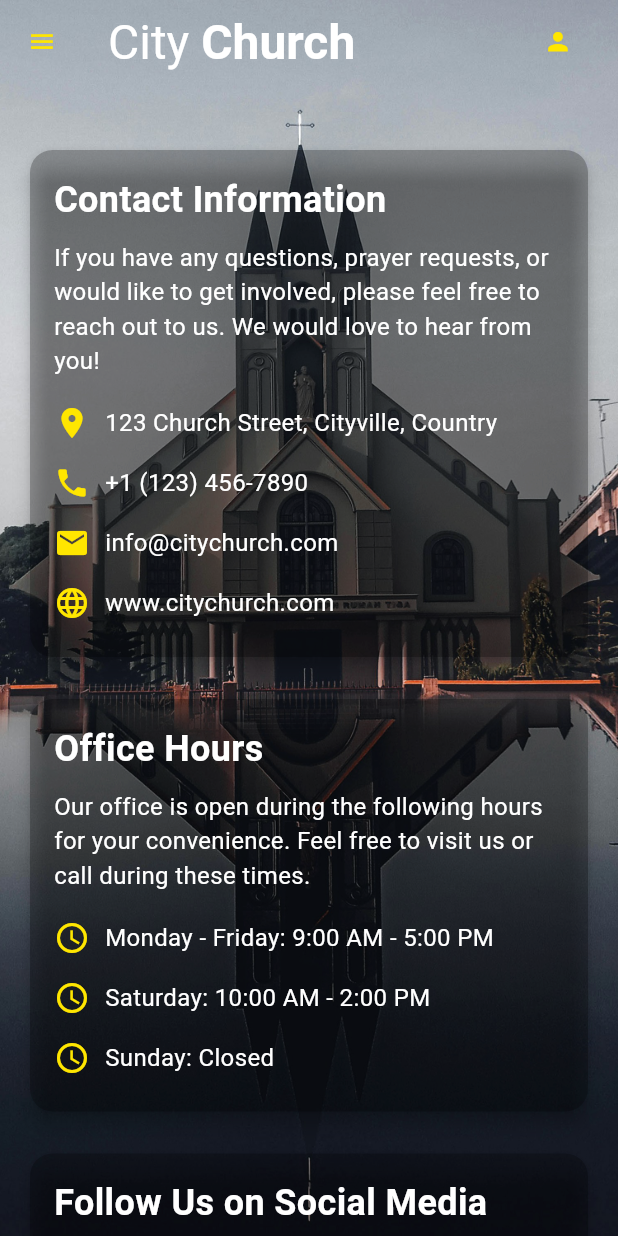
After one commit to AbrahamKiplagat/church-sermons, a Flutter app: the ContactChurchScreen screen opened by its route, on a phone screen of 412 x 824 dp. The commit adds this screen. Run offline on Flutter 3.47's test engine with Material 3 defaults, Android fonts, the phone set to English and light mode, and no system bars; Roboto replaces fonts that are missing (FjallaOne); project files that could hold a hidden picture were left out.

Commit message:
contact_church

```diff
--- a/lib/main.dart
+++ b/lib/main.dart
@@ -1,3 +1,4 @@
+import 'package:app/views/screens/contactchurch/contact_church.dart';
 import 'package:app/views/screens/prayers/prayers_screen.dart';
 import 'package:flutter/material.dart';
 import 'package:app/views/screens/dashboard/home_page.dart';
@@ -37,6 +38,7 @@ class MyApp extends StatelessWidget {
         BooksPage.routeName: (context) => BooksPage(),
         GalleryPage.routeName: (context) => GalleryPage(),
         AboutChurchScreen.routeName: (context) =>AboutChurchScreen(),
+        ContactChurchScreen.routeName: (context) => ContactChurchScreen()
 
       },
     );
--- /dev/null
+++ b/lib/views/screens/contactchurch/contact_church.dart
@@ -0,0 +1,271 @@
+import 'package:flutter/material.dart';
+import 'package:app/views/screens/sidebar/animated_sidebar.dart'; // Import AnimatedSidebar// Import DrawerNavigation
+
+class ContactChurchScreen extends StatelessWidget {
+  static const routeName = '/contact-church';
+
+  @override
+  Widget build(BuildContext context) {
+    return Scaffold(
+      extendBodyBehindAppBar: true, // Extend the body behind the AppBar
+      drawer: DrawerNavigation(), // Use the DrawerNavigation widget
+      appBar: AppBar(
+        leading: Builder(
+          builder: (context) => IconButton(
+            icon: Icon(
+              Icons.menu, // Menu icon
+              color: Color.fromARGB(255, 255, 230, 0),
+              size: _getResponsiveIconSize(context, 24),
+            ),
+            onPressed: () {
+              Scaffold.of(context).openDrawer(); // Open the drawer
+            },
+          ),
+        ),
+        title: Row(
+          children: [
+            RichText(
+              text: TextSpan(
+                children: [
+                  TextSpan(
+                    text: 'City ',
+                    style: TextStyle(
+                      fontFamily: 'FjallaOne',
+                      fontWeight: FontWeight.normal,
+                      fontSize: _getResponsiveFontSize(context, 40),
+                      color: Colors.white,
+                    ),
+                  ),
+                  TextSpan(
+                    text: 'Church',
+                    style: TextStyle(
+                      fontFamily: 'FjallaOne',
+                      fontWeight: FontWeight.bold,
+                      fontSize: _getResponsiveFontSize(context, 40),
+                      color: Colors.white,
+                    ),
+                  ),
+                ],
+              ),
+            ),
+            Spacer(),
+            IconButton(
+              icon: Icon(
+                Icons.person,
+                color: Color.fromARGB(255, 255, 230, 0),
+                size: _getResponsiveIconSize(context, 24),
+              ),
+              onPressed: () {
+                // User profile action
+              },
+            ),
+          ],
+        ),
+        iconTheme: IconThemeData(
+          color: Color.fromARGB(255, 255, 230, 0),
+          size: _getResponsiveIconSize(context, 24),
+        ),
+        backgroundColor: Colors.transparent,
+        elevation: 0,
+      ),
+      body: Container(
+        decoration: BoxDecoration(
+          image: DecorationImage(
+            image: AssetImage('assets/images/h.png'), // Background image
+            fit: BoxFit.cover,
+          ),
+        ),
+        child: SingleChildScrollView(
+          padding: EdgeInsets.all(16.0),
+          child: Column(
+            crossAxisAlignment: CrossAxisAlignment.start,
+            children: [
+              SizedBox(height: _getResponsivePadding(context, 100)), // Adjust for AppBar
+
+              // Contact Information Card
+              _buildCard(
+                context,
+                title: 'Contact Information',
+                description:
+                    'If you have any questions, prayer requests, or would like to get involved, please feel free to reach out to us. We would love to hear from you!',
+                children: [
+                  _buildContactItem(
+                    icon: Icons.location_on,
+                    text: '123 Church Street, Cityville, Country',
+                  ),
+                  _buildContactItem(
+                    icon: Icons.phone,
+                    text: '+1 (123) 456-7890',
+                  ),
+                  _buildContactItem(
+                    icon: Icons.email,
+                    text: 'info@citychurch.com',
+                  ),
+                  _buildContactItem(
+                    icon: Icons.language,
+                    text: 'www.citychurch.com',
+                  ),
+                ],
+              ),
+
+              SizedBox(height: 20), // Spacing
+
+              // Office Hours Card
+              _buildCard(
+                context,
+                title: 'Office Hours',
+                description:
+                    'Our office is open during the following hours for your convenience. Feel free to visit us or call during these times.',
+                children: [
+                  _buildContactItem(
+                    icon: Icons.access_time,
+                    text: 'Monday - Friday: 9:00 AM - 5:00 PM',
+                  ),
+                  _buildContactItem(
+                    icon: Icons.access_time,
+                    text: 'Saturday: 10:00 AM - 2:00 PM',
+                  ),
+                  _buildContactItem(
+                    icon: Icons.access_time,
+                    text: 'Sunday: Closed',
+                  ),
+                ],
+              ),
+
+              SizedBox(height: 20), // Spacing
+
+              // Social Media Card
+              _buildCard(
+                context,
+                title: 'Follow Us on Social Media',
+                description:
+                    'Stay connected with us on social media for the latest updates, events, and inspirational messages.',
+                children: [
+                  _buildContactItem(
+                    icon: Icons.facebook,
+                    text: 'Facebook: @CityChurch',
+                  ),
+                  _buildContactItem(
+                    icon: Icons.camera_alt,
+                    text: 'Instagram: @CityChurch',
+                  ),
+                  _buildContactItem(
+                    icon: Icons.play_circle_filled,
+                    text: 'YouTube: City Church Official',
+                  ),
+                  _buildContactItem(
+                    icon: Icons.chat,
+                    text: 'Twitter: @CityChurch',
+                  ),
+                ],
+              ),
+            ],
+          ),
+        ),
+      ),
+    );
+  }
+
+  // Helper method to build a card with title, description, and additional children
+  Widget _buildCard(BuildContext context, {required String title, required String description, List<Widget>? children}) {
+    return Card(
+      elevation: 5,
+      color: Color.fromARGB(64, 0, 0, 0),
+      shape: RoundedRectangleBorder(
+        borderRadius: BorderRadius.circular(15.0),
+      ),
+      child: Padding(
+        padding: EdgeInsets.all(16.0),
+        child: Column(
+          crossAxisAlignment: CrossAxisAlignment.start,
+          children: [
+            Text(
+              title,
+              style: TextStyle(
+                fontSize: 24,
+                fontWeight: FontWeight.bold,
+                color: Colors.white,
+              ),
+            ),
+            SizedBox(height: 10),
+            Text(
+              description,
+              style: TextStyle(
+                fontSize: 16,
+                color: Colors.white,
+              ),
+            ),
+            SizedBox(height: 10),
+            if (children != null) ...children,
+          ],
+        ),
+      ),
+    );
+  }
+
+  // Helper method to build a contact item with an icon and text
+  Widget _buildContactItem({required IconData icon, required String text}) {
+    return Padding(
+      padding: EdgeInsets.symmetric(vertical: 8.0),
+      child: Row(
+        children: [
+          Icon(
+            icon,
+            color: Color.fromARGB(255, 255, 230, 0),
+            size: 24,
+          ),
+          SizedBox(width: 10),
+          Text(
+            text,
+            style: TextStyle(
+              fontSize: 16,
+              color: Colors.white,
+            ),
+          ),
+        ],
+      ),
+    );
+  }
+
+  // Helper method to get responsive font size
+  double _getResponsiveFontSize(BuildContext context, double baseSize) {
+    double screenWidth = MediaQuery.of(context).size.width;
+    if (screenWidth > 1200) {
+      return baseSize * 1.5;
+    } else if (screenWidth > 800) {
+      return baseSize * 1.2;
+    } else if (screenWidth > 600) {
+      return baseSize;
+    } else {
+      return baseSize * 0.8;
+    }
+  }
+
+  // Helper method to get responsive icon size
+  double _getResponsiveIconSize(BuildContext context, double baseSize) {
+    double screenWidth = MediaQuery.of(context).size.width;
+    if (screenWidth > 1200) {
+      return baseSize * 1.5;
+    } else if (screenWidth > 800) {
+      return baseSize * 1.2;
+    } else if (screenWidth > 600) {
+      return baseSize;
+    } else {
+      return baseSize * 0.8;
+    }
+  }
+
+  // Helper method to get responsive padding
+  double _getResponsivePadding(BuildContext context, double basePadding) {
+    double screenWidth = MediaQuery.of(context).size.width;
+    if (screenWidth > 1200) {
+      return basePadding * 1.5;
+    } else if (screenWidth > 800) {
+      return basePadding * 1.2;
+    } else if (screenWidth > 600) {
+      return basePadding;
+    } else {
+      return basePadding * 0.8;
+    }
+  }
+}
--- a/lib/views/screens/dashboard/home_page.dart
+++ b/lib/views/screens/dashboard/home_page.dart
@@ -112,7 +112,7 @@ class HomePage extends StatelessWidget {
                     _buildCard(context, Icons.image, 'Gallery', 'Videos and books', '/gallery'),
                     _buildCard(context, Icons.search, 'Find Church', 'Find nearby churches', '/find-church'),
                     _buildCard(context, Icons.business, 'About', 'Read about church', '/about-church'),
-                    _buildCard(context, Icons.contact_mail, 'Contact', 'Message to church', '/contact'),
+                    _buildCard(context, Icons.contact_mail, 'Contact', 'Message to church', '/contact-church'),
                   ],
                 ),
               ],
--- a/lib/views/screens/sidebar/animated_sidebar.dart
+++ b/lib/views/screens/sidebar/animated_sidebar.dart
@@ -1,4 +1,5 @@
 import 'package:app/views/screens/aboutchurch/about_church.dart';
+import 'package:app/views/screens/contactchurch/contact_church.dart';
 import 'package:flutter/material.dart';
 import 'package:app/views/screens/prayers/prayers_screen.dart';
 import 'package:app/views/screens/events/events_page.dart'; // Import EventsPage
@@ -56,16 +57,14 @@ class DrawerNavigation extends StatelessWidget {
               context,
               icon: Icons.business,
               title: 'About Chuch',
-
               routeName: AboutChurchScreen.routeName,
             ),
             _buildListTile(
               context,
               icon: Icons.contact_mail,
-              title: 'Contact',
-              onTap: () {
-                Navigator.of(context).pop(); // Close the drawer
-              },
+              title: 'Contact church',
+
+              routeName: ContactChurchScreen.routeName,
             ),
           ],
         ),
```
